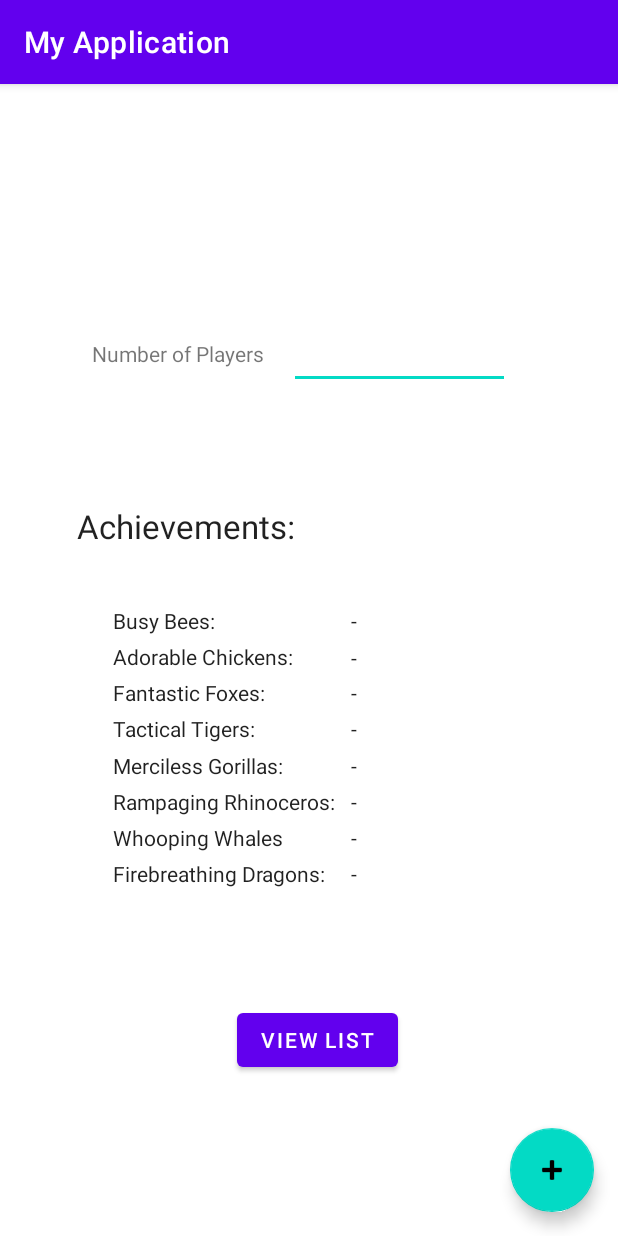
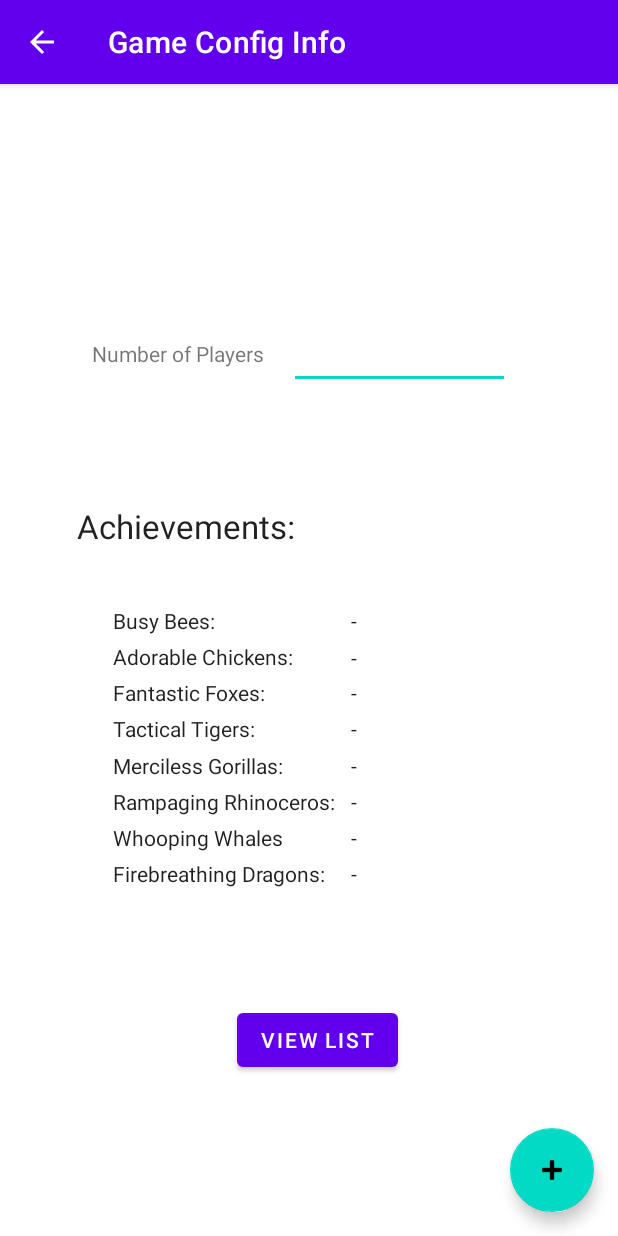
Before and after one commit to JessebotX/CooperativeAchievementApp, an Android app: the screen it shows after launch (GameConfigInfoActivity), after a tap on an icon or button, on a phone screen of 412 x 824 dp. Run offline under Robolectric (Android 15) with nearby library versions, the phone set to English and light mode, and no system bars; our stand-ins replace navigation-ui.

Commit message:
added backbutton

```diff
--- a/app/src/main/AndroidManifest.xml
+++ b/app/src/main/AndroidManifest.xml
@@ -15,7 +15,9 @@
         tools:targetApi="31">
         <activity
             android:name=".GameConfigInfoActivity"
-            android:exported="false" />
+            android:exported="false"
+            android:parentActivityName=".MainActivity"
+            />
         <activity
             android:name=".MainActivity"
             android:exported="true"
--- a/app/src/main/java/ca/university/myapplication/GameConfigInfoActivity.java
+++ b/app/src/main/java/ca/university/myapplication/GameConfigInfoActivity.java
@@ -1,6 +1,8 @@
 package ca.university.myapplication;
 
+import androidx.appcompat.app.ActionBar;
 import androidx.appcompat.app.AppCompatActivity;
+import androidx.appcompat.widget.Toolbar;
 
 import android.content.Context;
 import android.content.Intent;
@@ -40,6 +42,17 @@ public class GameConfigInfoActivity extends AppCompatActivity {
     protected void onCreate(Bundle savedInstanceState) {
         super.onCreate(savedInstanceState);
         setContentView(R.layout.activity_game_config_info);
+//
+
+        getSupportActionBar().setTitle("Game Config Info");
+        getSupportActionBar().setDisplayHomeAsUpEnabled(true);
+//        androidx.appcompat.widget.Toolbar toolbar = findViewById(R.id.toolbar);
+//
+//        setSupportActionBar(toolbar);
+//
+//        ActionBar ab = getSupportActionBar();
+//        ab.setDisplayHomeAsUpEnabled(true);
+
         // extract data
         userInput = findViewById(R.id.etNumPlayersGameConfig);
 
```
